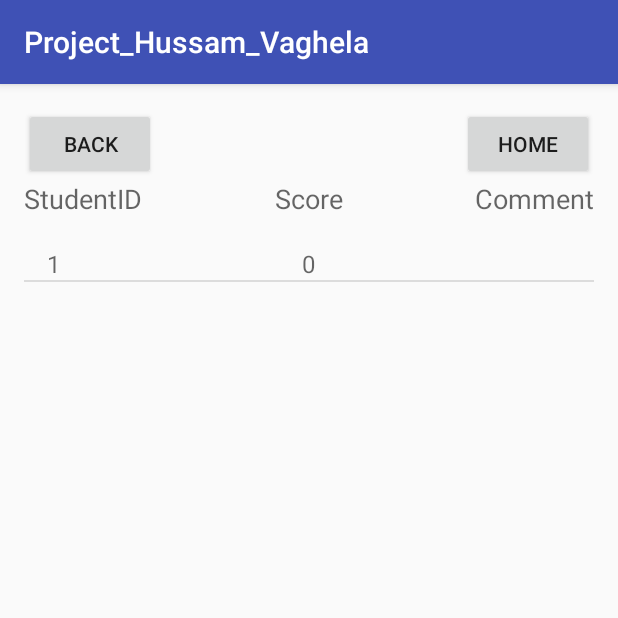
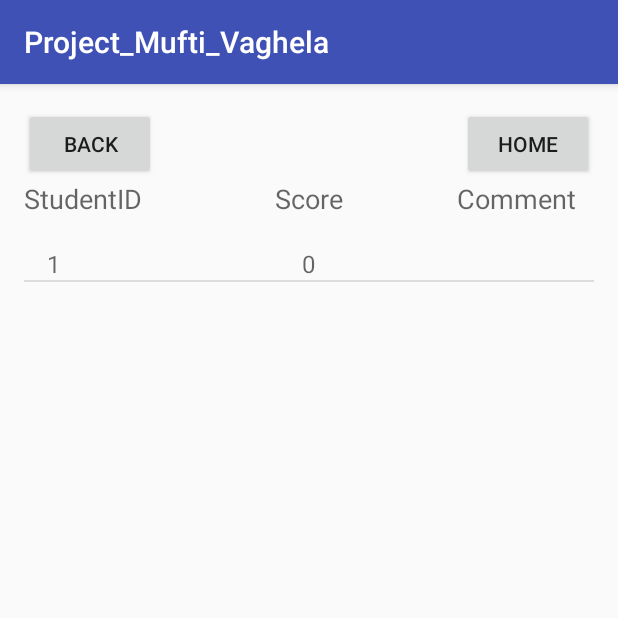
Before and after one commit to Hussam6/Final_Project, an Android app: the ShowAllStudentInfoActivity screen opened directly, with no data from a screen before it, on a phone screen of 412 x 824 dp, the top half of it. Run offline under Robolectric (Android 15) with nearby library versions, the phone set to English and light mode, and no system bars.

Commit message:
Small updates to UI.

```diff
--- a/app/src/main/java/com/example/jayeshvaghela/project_vaghela/AddScoreAndCommentActivity.java
+++ b/app/src/main/java/com/example/jayeshvaghela/project_vaghela/AddScoreAndCommentActivity.java
@@ -65,11 +65,11 @@ public class AddScoreAndCommentActivity extends AppCompatActivity {
         String studentComment = et_UserEnterStudentComment.getText().toString();
         String studentScore = String.valueOf(score);
         db.insertStudentInfo(studentID, studentScore, studentComment);
-        Toast.makeText(this, "done" , Toast.LENGTH_LONG).show();
 
         //Setting the comment edit text to empty string and seek bar to zero.
         et_UserEnterStudentComment.setText("");
         sb_UserSelectStudentScore.setProgress(0);
+        finish();
         db.close();
     }
 
--- a/app/src/main/res/layout/activity_show_all_student_info.xml
+++ b/app/src/main/res/layout/activity_show_all_student_info.xml
@@ -65,5 +65,6 @@
         android:id="@+id/textView5"
         android:layout_alignTop="@+id/textView4"
         android:layout_alignParentRight="true"
-        android:layout_alignParentEnd="true" />
+        android:layout_alignParentEnd="true"
+        android:layout_marginRight="12dp"/>
 </RelativeLayout>
--- a/app/src/main/res/values/strings.xml
+++ b/app/src/main/res/values/strings.xml
@@ -1,5 +1,5 @@
 <resources>
-    <string name="app_name">Project_Hussam_Vaghela</string>
+    <string name="app_name">Project_Mufti_Vaghela</string>
     <string name="btnGoToNextPage">Go To Next Page</string>
     <string name="btnSubmit">Submit</string>
     <string name="btnBack">Back</string>
```
